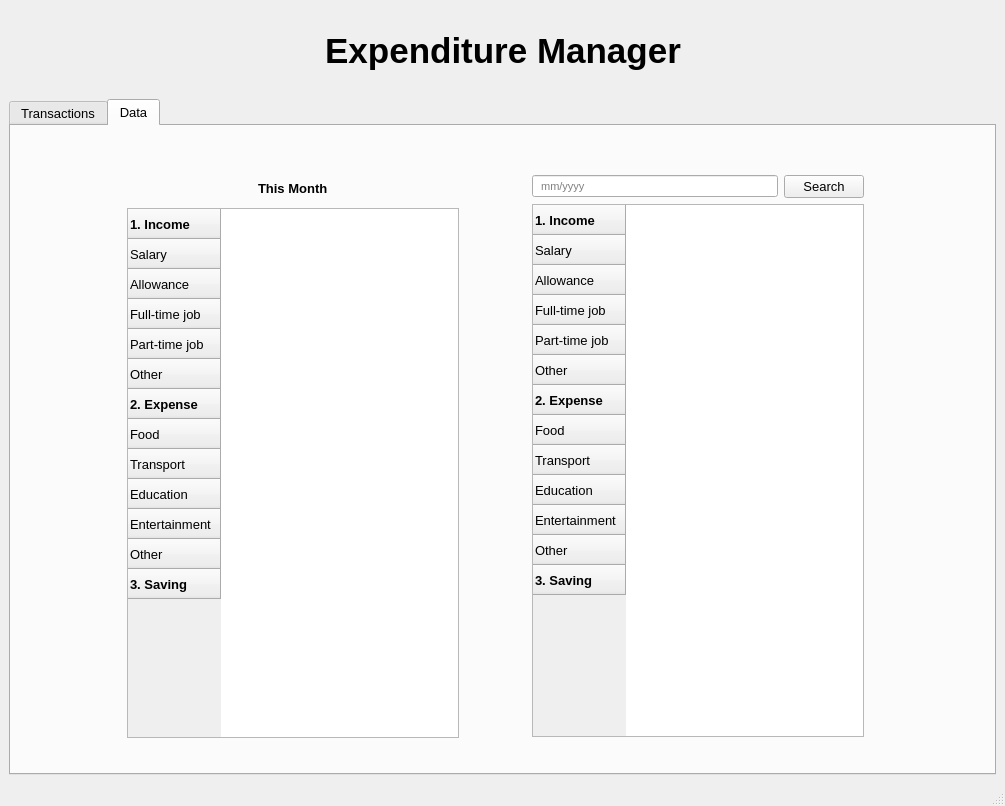
Old version of the form ui_files/Inter_MainWindow.ui in the repository thinh-doan/Expenditure_Manager.
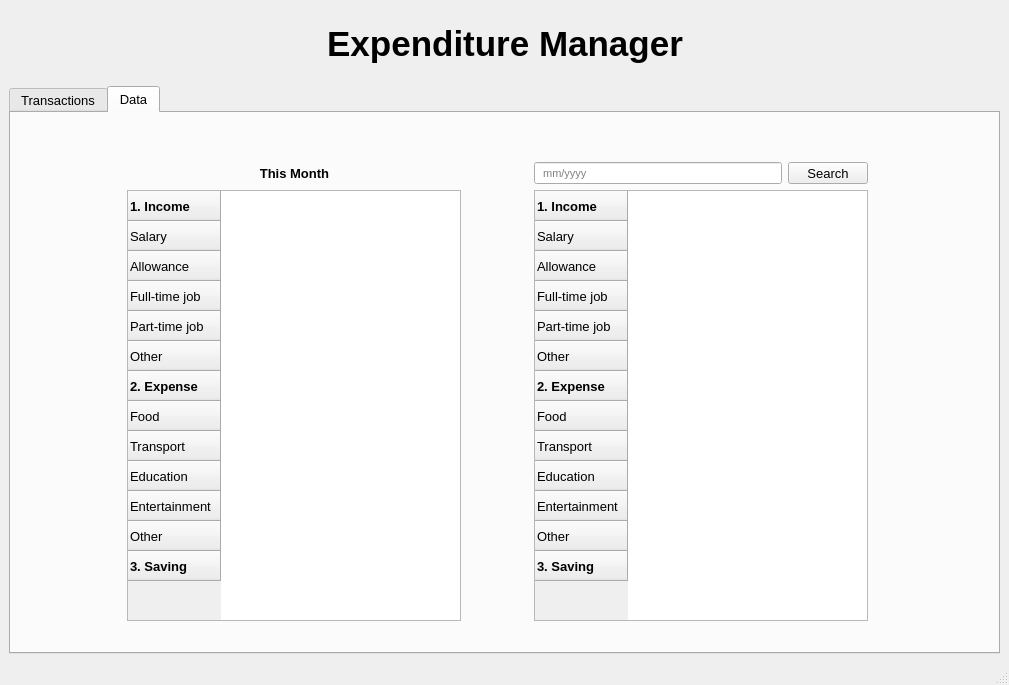
New version of the form. The open tabs and pages were chosen to show the change. Icons and pictures are not drawn.

What changed in the file:
```diff
--- a/ui_files/Inter_MainWindow.ui
+++ b/ui_files/Inter_MainWindow.ui
@@ -6,8 +6,8 @@
    <rect>
     <x>0</x>
     <y>0</y>
-    <width>1005</width>
-    <height>806</height>
+    <width>1009</width>
+    <height>685</height>
    </rect>
   </property>
   <property name="font">
@@ -451,7 +451,7 @@
                </font>
               </property>
               <property name="text">
-               <string>This Month</string>
+               <string>   This Month   </string>
               </property>
              </widget>
             </item>
```
Left out of the diff: 4 changed lines with no effect on the pictures.
